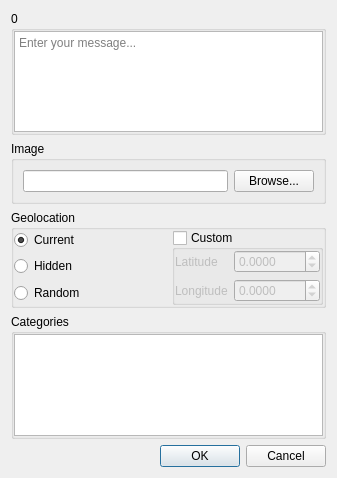
First picture: the form in newpostdialog.ui, repository kambala-decapitator/HornAppDesktop, before the edit.
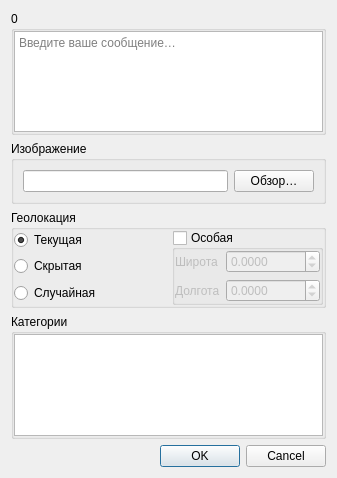
Second picture: the form after the edit.

Diff of the .ui file:
```diff
--- a/newpostdialog.ui
+++ b/newpostdialog.ui
@@ -44,7 +44,7 @@
          </sizepolicy>
         </property>
         <property name="placeholderText">
-         <string>Enter your message...</string>
+         <string>Введите ваше сообщение…</string>
         </property>
        </widget>
       </item>
@@ -54,7 +54,7 @@
    <item>
     <widget class="QGroupBox" name="groupBox">
      <property name="title">
-      <string>Image</string>
+      <string>Изображение</string>
      </property>
      <layout class="QHBoxLayout" name="horizontalLayout">
       <item>
@@ -67,7 +67,7 @@
       <item>
        <widget class="QPushButton" name="selectImageButton">
         <property name="text">
-         <string>Browse...</string>
+         <string>Обзор…</string>
         </property>
        </widget>
       </item>
@@ -77,7 +77,7 @@
    <item>
     <widget class="QGroupBox" name="groupBox_2">
      <property name="title">
-      <string>Geolocation</string>
+      <string>Геолокация</string>
      </property>
      <layout class="QGridLayout" name="gridLayout">
       <property name="leftMargin">
@@ -95,7 +95,7 @@
       <item row="0" column="0">
        <widget class="QRadioButton" name="currentGeoRadioButton">
         <property name="text">
-         <string>Current</string>
+         <string>Текущая</string>
         </property>
         <property name="checked">
          <bool>true</bool>
@@ -108,7 +108,7 @@
       <item row="0" column="1" rowspan="3">
        <widget class="QGroupBox" name="customGeoGroupBox">
         <property name="title">
-         <string>Custom</string>
+         <string>Особая</string>
         </property>
         <property name="checkable">
          <bool>true</bool>
@@ -132,7 +132,7 @@
          <item row="2" column="0">
           <widget class="QLabel" name="longitudeLabel">
            <property name="text">
-            <string>Longitude</string>
+            <string>Долгота</string>
            </property>
            <property name="buddy">
             <cstring>longitudeDoubleSpinBox</cstring>
@@ -168,7 +168,7 @@
          <item row="1" column="0">
           <widget class="QLabel" name="latitudeLabel">
            <property name="text">
-            <string>Latitude</string>
+            <string>Широта</string>
            </property>
            <property name="buddy">
             <cstring>latitudeDoubleSpinBox</cstring>
@@ -181,7 +181,7 @@
       <item row="1" column="0">
        <widget class="QRadioButton" name="hiddenGeoRadioButton">
         <property name="text">
-         <string>Hidden</string>
+         <string>Скрытая</string>
         </property>
         <attribute name="buttonGroup">
          <string notr="true">buttonGroup</string>
@@ -191,7 +191,7 @@
       <item row="2" column="0">
        <widget class="QRadioButton" name="randomGeoRadioButton">
         <property name="text">
-         <string>Random</string>
+         <string>Случайная</string>
         </property>
         <attribute name="buttonGroup">
          <string notr="true">buttonGroup</string>
@@ -204,7 +204,7 @@
    <item>
     <widget class="QGroupBox" name="categoriesGroupBox">
      <property name="title">
-      <string>Categories</string>
+      <string>Категории</string>
      </property>
      <layout class="QHBoxLayout" name="horizontalLayout_2">
       <property name="leftMargin">
```
Left out of the diff: 4 changed lines with no effect on the pictures.
